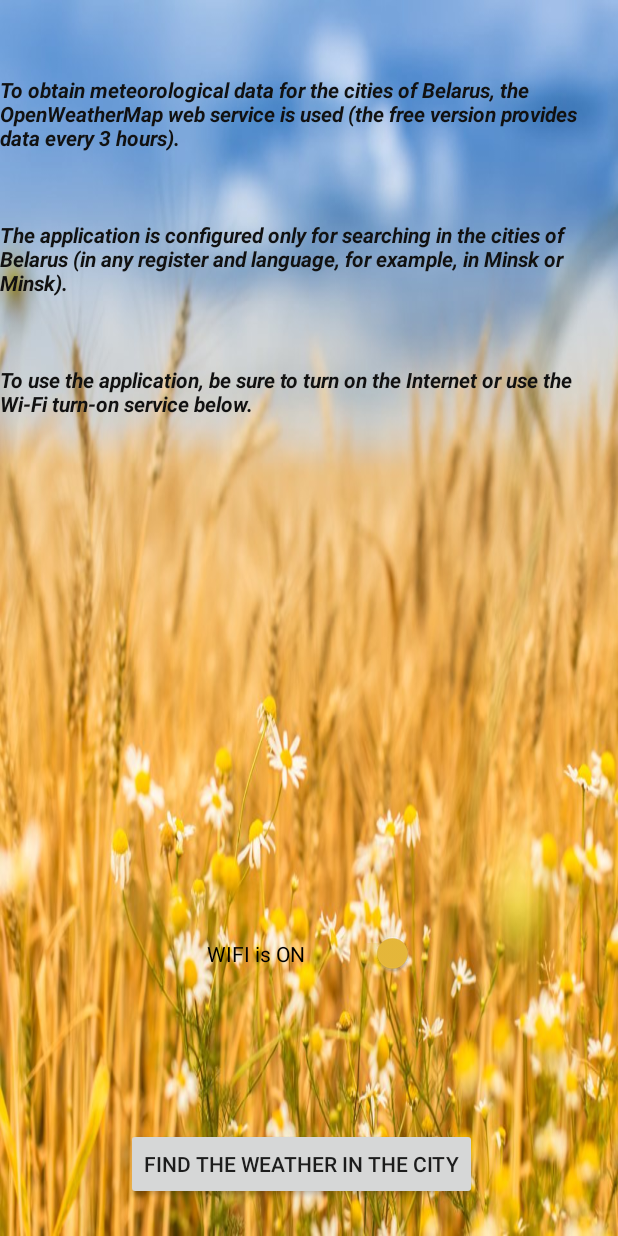
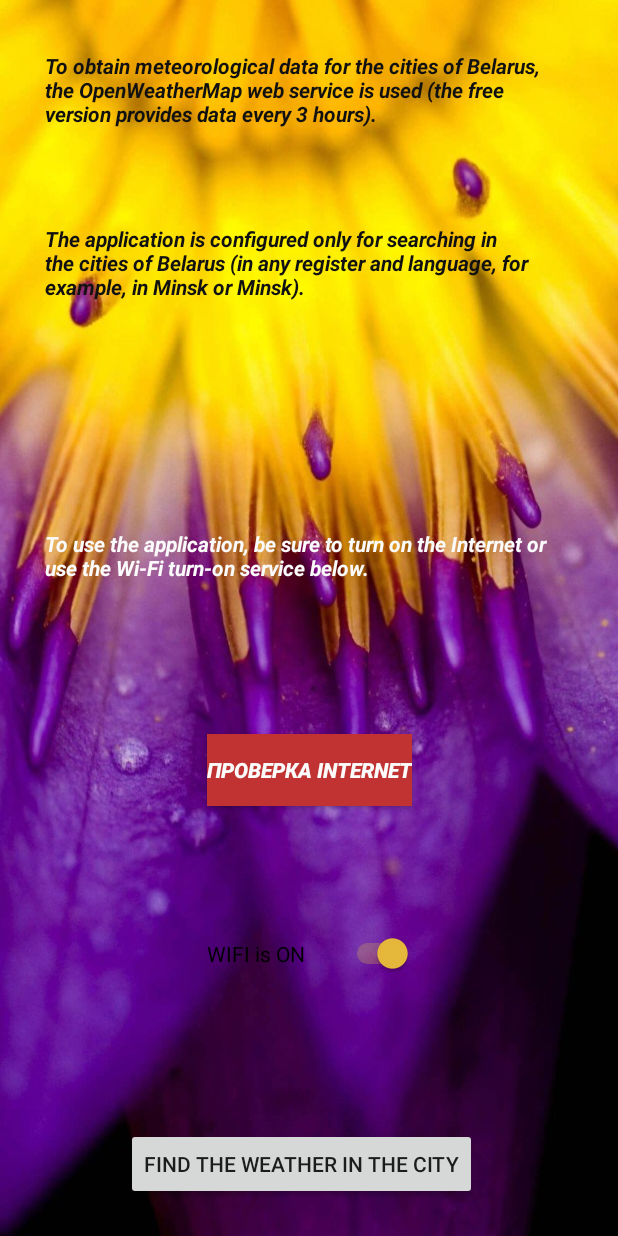
Before and after one commit to Davydouski-Dmitry/WeatherBelarus, an Android app: the WiFiStart screen opened directly, with no data from a screen before it, on a phone screen of 412 x 824 dp. Run offline under Robolectric (Android 15) with nearby library versions, the phone set to English and light mode, and no system bars.

Commit message:
Internet and wi-fi added

```diff
--- a/app/src/main/AndroidManifest.xml
+++ b/app/src/main/AndroidManifest.xml
@@ -6,6 +6,7 @@
     <uses-permission android:name="android.permission.ACCESS_WIFI_STATE" />
 
     <uses-permission android:name="android.permission.INTERNET"/>
+    <uses-permission android:name="android.permission.ACCESS_NETWORK_STATE"/>
 
     <application
         android:allowBackup="true"
--- /dev/null
+++ b/app/src/main/res/drawable/custom_button.xml
@@ -0,0 +1,5 @@
+<?xml version="1.0" encoding="utf-8"?>
+<shape xmlns:android="http://schemas.android.com/apk/res/android" android:shape="rectangle">
+<gradient android:startColor="#F5EB2A" android:endColor="#A63BDD" android:type="linear"/>
+    <corners android:radius="25dp"/>
+</shape>
--- a/app/src/main/res/layout/activity_wifi.xml
+++ b/app/src/main/res/layout/activity_wifi.xml
@@ -4,7 +4,7 @@
     xmlns:tools="http://schemas.android.com/tools"
     android:layout_width="match_parent"
     android:layout_height="match_parent"
-    android:background="@drawable/colos"
+    android:background="@drawable/zhelto"
     tools:context=".WiFiStart">
 
 
@@ -34,11 +34,13 @@
         android:id="@+id/textView3"
         android:layout_width="wrap_content"
         android:layout_height="wrap_content"
-        android:layout_marginTop="50dp"
+        android:layout_marginTop="4dp"
+        android:padding="30dp"
         android:text="@string/base_text1"
+        android:textColor="#111111"
         android:textStyle="bold|italic"
-        android:textColor="#111111"
         app:layout_constraintEnd_toEndOf="parent"
+        app:layout_constraintHorizontal_bias="0.0"
         app:layout_constraintStart_toStartOf="parent"
         app:layout_constraintTop_toTopOf="parent" />
 
@@ -46,10 +48,11 @@
         android:id="@+id/textView4"
         android:layout_width="wrap_content"
         android:layout_height="wrap_content"
-        android:layout_marginTop="45dp"
+        android:layout_marginTop="4dp"
+        android:padding="30dp"
         android:text="@string/base_text2"
+        android:textColor="#111111"
         android:textStyle="bold|italic"
-        android:textColor="#111111"
         app:layout_constraintStart_toStartOf="@+id/textView3"
         app:layout_constraintTop_toBottomOf="@+id/textView3" />
 
@@ -57,11 +60,25 @@
         android:id="@+id/textView5"
         android:layout_width="wrap_content"
         android:layout_height="wrap_content"
-        android:layout_marginTop="45dp"
+        android:layout_marginTop="92dp"
+        android:padding="30dp"
         android:text="@string/base_text3"
+        android:textColor="#FBFBFB"
         android:textStyle="bold|italic"
-        android:textColor="#111111"
         app:layout_constraintStart_toStartOf="@+id/textView4"
         app:layout_constraintTop_toBottomOf="@+id/textView4" />
 
+    <Button
+        android:id="@+id/check"
+        android:layout_width="wrap_content"
+        android:layout_height="wrap_content"
+        android:background="#C13333"
+        android:text="Проверка INTERNET"
+        android:textColor="#FBFBFB"
+        android:textStyle="bold|italic"
+        app:layout_constraintBottom_toTopOf="@+id/wifi_switch"
+        app:layout_constraintEnd_toEndOf="parent"
+        app:layout_constraintStart_toStartOf="parent"
+        app:layout_constraintTop_toBottomOf="@+id/textView5" />
+
 </android.support.constraint.ConstraintLayout>
```
Also changed, not shown: app/src/main/java/com/example/davydouski/weatherbelarus/WiFiStart.java (+30 -0 lines), app/src/main/res/layout/activity_start.xml (+26 -8 lines), app/src/main/res/values/strings.xml (+4 -3 lines), app/src/main/res/drawable-v24/tsvety.jpg (added), app/src/main/res/drawable-v24/zhelto.jpg (added), gradle/wrapper/gradle-wrapper.properties, 7 other files.
